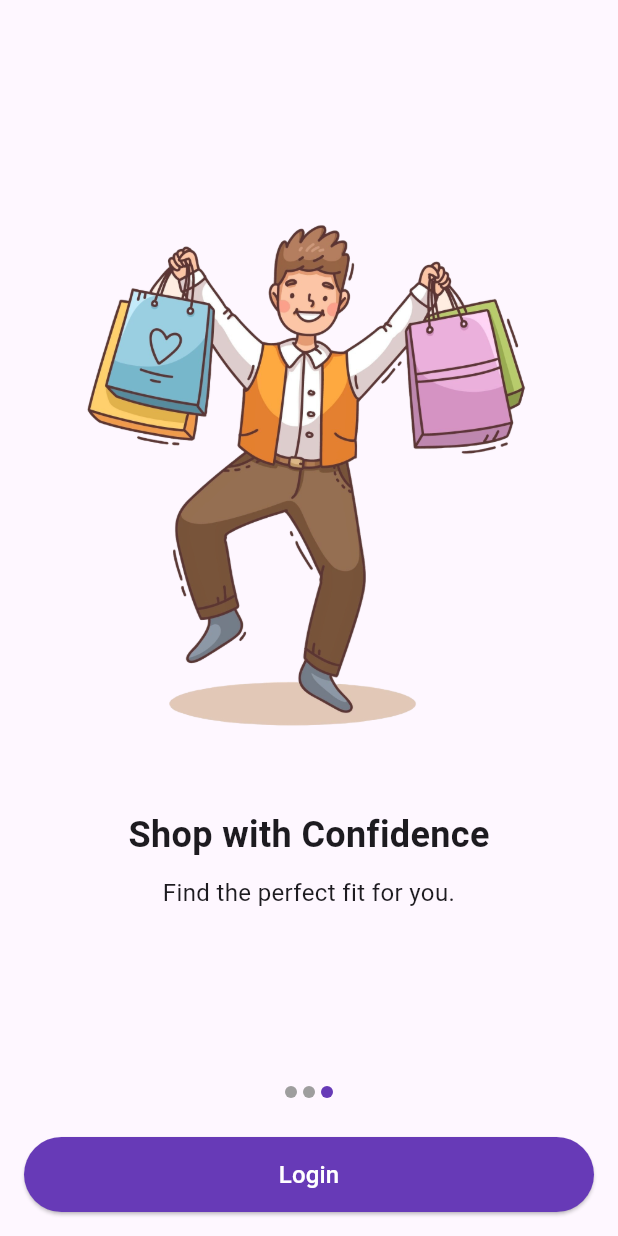
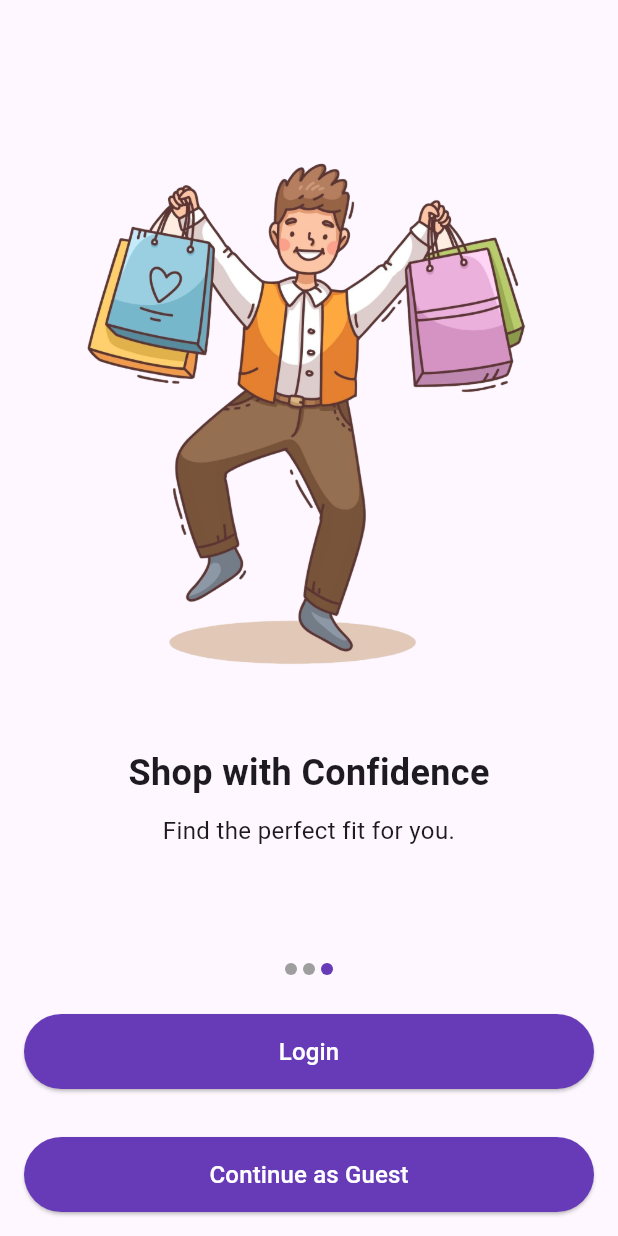
Before and after one commit to Eng-Mushtaq/Virtual-Try-On-Clothes-Store, a Flutter app: the screen it shows after launch, swiped to page 3, on a phone screen of 412 x 824 dp. Run offline on Flutter 3.47's test engine with Material 3 defaults, Android fonts, the phone set to English and light mode, and no system bars; drawn by our look-alikes of carousel_slider.

Commit message:
Continue as Gust added

```diff
--- a/lib/main.dart
+++ b/lib/main.dart
@@ -1,7 +1,5 @@
 import 'package:flutter/material.dart';
-import 'package:carousel_slider/carousel_slider.dart';
 import 'package:try_on_fashion/onboarding_screen.dart';
-import 'signup_screen.dart';
 
 void main() {
   runApp(const MyApp());
@@ -13,6 +11,7 @@ class MyApp extends StatelessWidget {
   @override
   Widget build(BuildContext context) {
     return MaterialApp(
+      debugShowCheckedModeBanner: false,
       title: 'Try On Fashion',
       theme: ThemeData(
         colorScheme: ColorScheme.fromSeed(seedColor: Colors.deepPurple),
--- a/lib/onboarding_screen.dart
+++ b/lib/onboarding_screen.dart
@@ -1,5 +1,6 @@
 import 'package:carousel_slider/carousel_slider.dart';
 import 'package:flutter/material.dart';
+import 'package:try_on_fashion/home_screen.dart';
 import 'package:try_on_fashion/login_screen.dart';
 import 'package:try_on_fashion/main.dart';
 
@@ -84,7 +85,13 @@ class _OnboardingScreenState extends State<OnboardingScreen> {
                 style: ElevatedButton.styleFrom(
                   backgroundColor: Colors.deepPurple,
                 ),
-                onPressed: _navigateToLogin,
+                onPressed: _currentIndex == _onboardingScreens.length - 1
+                    ? _navigateToLogin
+                    : () {
+                        setState(() {
+                          _currentIndex = _onboardingScreens.length - 1;
+                        });
+                      },
                 child: Text(
                   _currentIndex == _onboardingScreens.length - 1
                       ? 'Login'
@@ -94,6 +101,31 @@ class _OnboardingScreenState extends State<OnboardingScreen> {
               ),
             ),
           ),
+          _currentIndex == _onboardingScreens.length - 1
+              ? Padding(
+                  padding: const EdgeInsets.all(16.0),
+                  child: SizedBox(
+                    height: 50,
+                    width: double.infinity,
+                    child: ElevatedButton(
+                      style: ElevatedButton.styleFrom(
+                        backgroundColor: Colors.deepPurple,
+                      ),
+                      onPressed: () {
+                        Navigator.push(
+                          context,
+                          MaterialPageRoute(
+                              builder: (context) => const HomeScreen()),
+                        );
+                      },
+                      child: const Text(
+                        'Continue as Guest',
+                        style: TextStyle(fontSize: 16, color: Colors.white),
+                      ),
+                    ),
+                  ),
+                )
+              : Container()
         ],
       ),
     );
```
Also changed, not shown: lib/home_screen.dart (added, +15 -0 lines).
